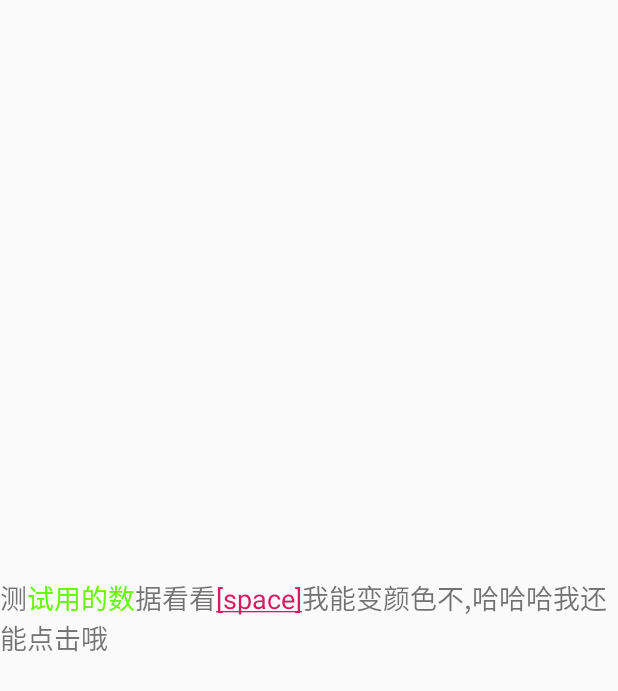
After one commit to zhao2017/DragContentLayout, an Android app: the SpannableStringActivity screen opened directly, with no data from a screen before it, on a phone screen of 412 x 824 dp. The commit adds this screen. Shown: the top 691 px of the screen. Run offline under Robolectric (Android 15) with nearby library versions, the phone set to English and light mode, and no system bars; our stand-ins replace ButterKnife.

Commit message:
测试ReplacementSpan

```diff
--- a/app/src/main/AndroidManifest.xml
+++ b/app/src/main/AndroidManifest.xml
@@ -17,6 +17,7 @@
             </intent-filter>
         </activity>
         <activity android:name=".BottomSheetDemoActivity"/>
+        <activity android:name=".ui.SpannableStringActivity"/>
     </application>
 
 </manifest>
--- /dev/null
+++ b/app/src/main/java/test/com/zh/dragcontentlayout/ui/SpannableStringActivity.java
@@ -0,0 +1,86 @@
+package test.com.zh.dragcontentlayout.ui;
+
+import android.app.Activity;
+import android.content.Context;
+import android.content.Intent;
+import android.graphics.Color;
+import android.os.Bundle;
+import android.text.SpannableString;
+import android.text.Spanned;
+import android.text.method.LinkMovementMethod;
+import android.text.style.ClickableSpan;
+import android.text.style.ForegroundColorSpan;
+import android.view.View;
+import android.widget.TextView;
+import android.widget.Toast;
+
+import butterknife.BindView;
+import butterknife.ButterKnife;
+import test.com.zh.dragcontentlayout.R;
+
+/**
+ * 创建日期：2019/4/8
+ * 描述:测试SpanableString
+ *
+ * @author: zhaoh
+ */
+public class SpannableStringActivity extends Activity {
+
+    private static final String TAG = SpannableStringActivity.class.getSimpleName();
+    @BindView(R.id.tv_content)
+    TextView tvContent;
+
+    private static final String p_tag = "<p>";
+    public static void navToActivity(Context context) {
+        Intent intent = new Intent(context, SpannableStringActivity.class);
+        context.startActivity(intent);
+    }
+
+
+    @Override
+    protected void onCreate(Bundle savedInstanceState) {
+        super.onCreate(savedInstanceState);
+        setContentView(R.layout.activity_test_spanablestring);
+        ButterKnife.bind(this);
+        initData();
+    }
+    private void initData() {
+        String originContent = "测试用的数据看看[space]我能变颜色不,哈哈哈我还能点击哦";
+        SpannableString spannableString = new SpannableString(originContent);
+        ForegroundColorSpan foregroundColorSpan = new ForegroundColorSpan(Color.parseColor("#68F709"));
+        /**
+         * Object what, int start, int end, int flags
+         * what: span
+         * start: span作用的起始位置
+         * end: ：结束应用指定Span的位置，特效并不包括这个位置需要注意此处哦。
+         * flagS:共有四种：
+         *
+         * Spanned.SPAN_INCLUSIVE_INCLUSIVE
+         * Spanned.SPAN_EXCLUSIVE_EXCLUSIVE
+         * Spanned.SPAN_INCLUSIVE_EXCLUSIVE
+         * Spanned.SPAN_EXCLUSIVE_INCLUSIVE
+         *
+         */
+        spannableString.setSpan(foregroundColorSpan,1, 5, Spanned.SPAN_EXCLUSIVE_INCLUSIVE);
+
+        MyClickSpan myClickSpan = new MyClickSpan();
+        spannableString.setSpan(myClickSpan,8,15,Spanned.SPAN_EXCLUSIVE_EXCLUSIVE);
+        // 设置此方法后，点击事件才能生效
+        tvContent.setMovementMethod(LinkMovementMethod.getInstance());
+
+        tvContent.setText(spannableString);
+
+
+    }
+
+    class MyClickSpan extends ClickableSpan{
+        @Override
+        public void onClick( View widget) {
+            // 处理小米弹出应用名字的问题
+            Toast toast = Toast.makeText(SpannableStringActivity.this, null, Toast.LENGTH_LONG);
+            toast.setText("我被点击了！！！");
+            toast.show();
+        }
+    }
+
+}
--- /dev/null
+++ b/app/src/main/res/layout/activity_test_spanablestring.xml
@@ -0,0 +1,14 @@
+<?xml version="1.0" encoding="utf-8"?>
+<RelativeLayout
+    xmlns:android="http://schemas.android.com/apk/res/android" android:layout_width="match_parent"
+    android:layout_height="match_parent">
+
+    <TextView
+        android:text="Hello World"
+        android:id="@+id/tv_content"
+        android:textSize="18sp"
+        android:layout_centerInParent="true"
+        android:layout_width="wrap_content"
+        android:layout_height="wrap_content" />
+
+</RelativeLayout>
--- a/app/src/main/res/values/colors.xml
+++ b/app/src/main/res/values/colors.xml
@@ -3,4 +3,5 @@
     <color name="colorPrimary">#008577</color>
     <color name="colorPrimaryDark">#00574B</color>
     <color name="colorAccent">#D81B60</color>
+    <color name="white_a">#fff</color>
 </resources>
```
Also changed, not shown: app/src/main/java/test/com/zh/dragcontentlayout/MainActivity.java (+6 -0 lines), app/src/main/java/test/com/zh/dragcontentlayout/view/IconTextSpan.java (added, +114 -0 lines), app/src/main/java/test/com/zh/dragcontentlayout/view/MyReplacementSpan.java (added, +30 -0 lines), app/src/main/java/test/com/zh/dragcontentlayout/widget/SelectWordsFillBlanksView.java (added, +38 -0 lines), app/src/main/res/layout/activity_main.xml (+8 -0 lines), app/src/main/res/layout/layout_fill_blank.xml (added, +14 -0 lines).
